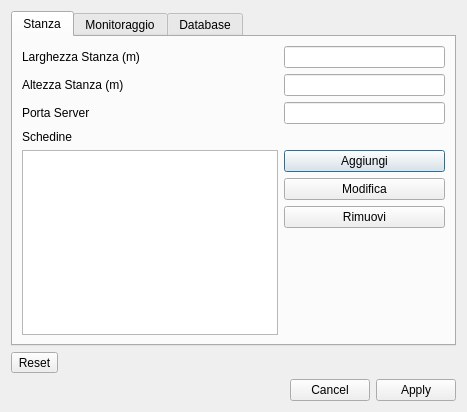
Qt form RoomMonitor/windows/settings.ui (PieroMacaluso/RoomMonitor) before a commit.
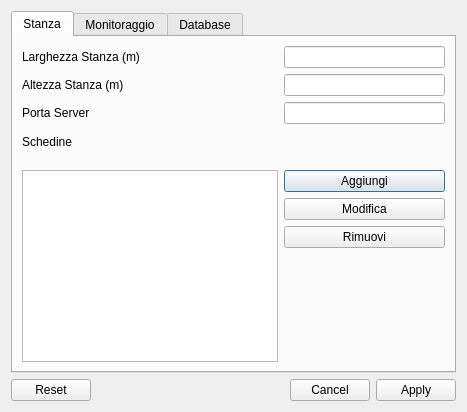
The same form after that commit.

Commit message:
[APP] `SettingDialog` refactoring
- Migliorato flow reset impostazioni

The edit to the form file:
```diff
--- a/RoomMonitor/windows/settings.ui
+++ b/RoomMonitor/windows/settings.ui
@@ -247,20 +247,13 @@
      </widget>
     </widget>
    </item>
-   <item>
-    <widget class="QToolButton" name="toolButton">
-     <property name="text">
-      <string>Reset</string>
-     </property>
-    </widget>
-   </item>
    <item>
     <widget class="QDialogButtonBox" name="buttonBox">
      <property name="orientation">
       <enum>Qt::Horizontal</enum>
      </property>
      <property name="standardButtons">
-      <set>QDialogButtonBox::Apply|QDialogButtonBox::Cancel</set>
+      <set>QDialogButtonBox::Apply|QDialogButtonBox::Cancel|QDialogButtonBox::Reset</set>
      </property>
     </widget>
    </item>
```
The commit also changes 2 other files.
